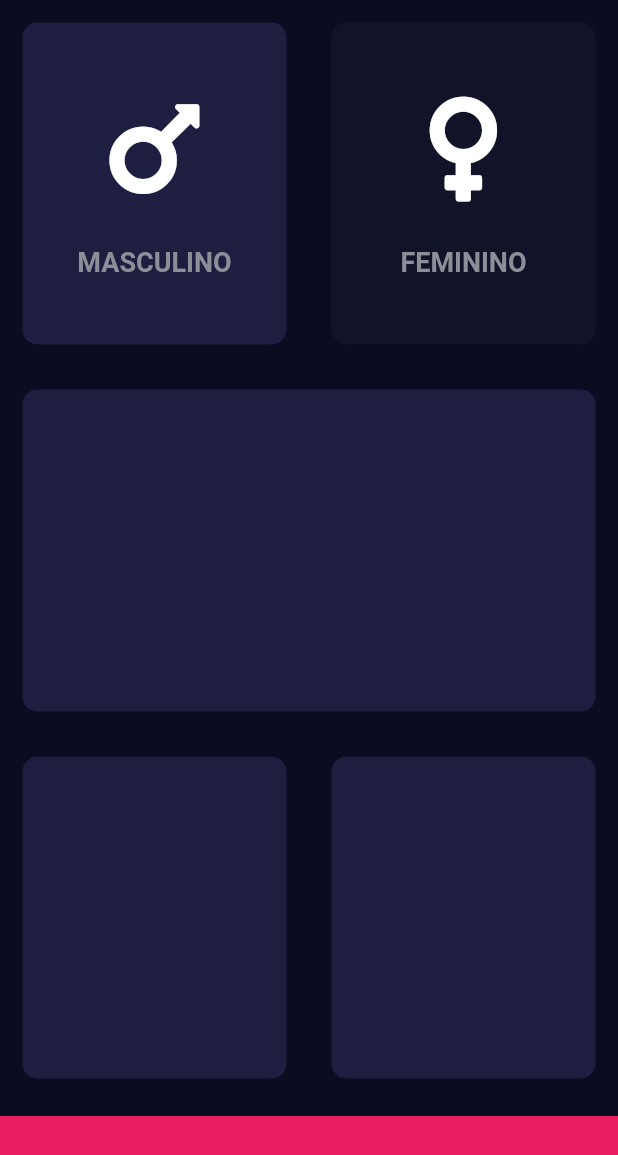
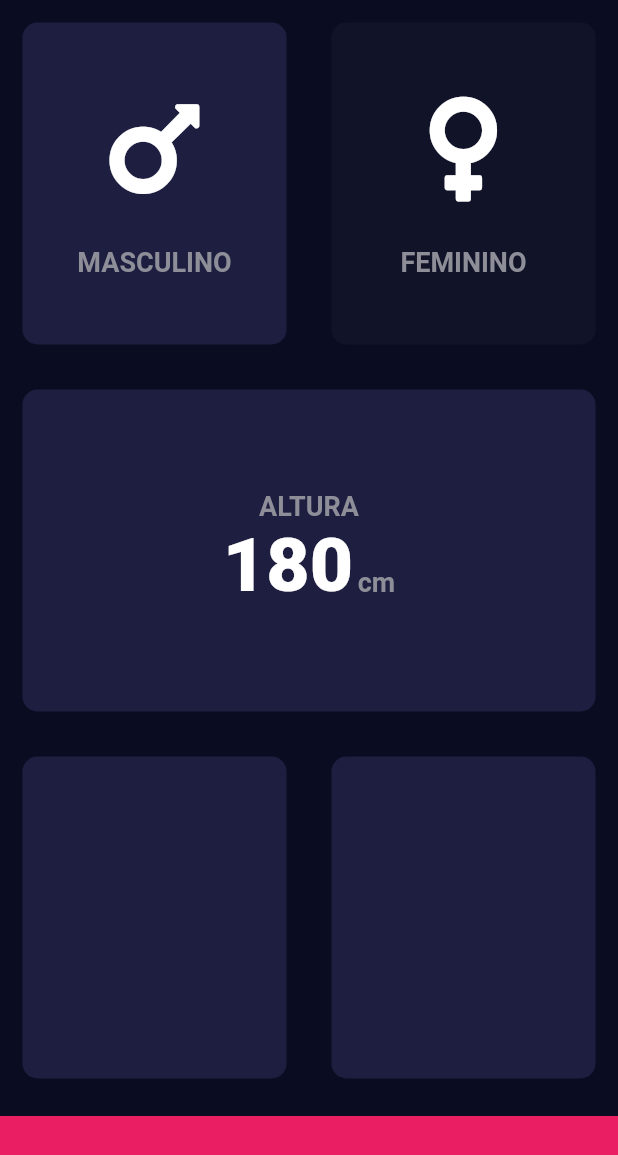
Before and after one commit to Esan2019/Flutter-BMI-Calculator, a Flutter app: the screen it shows after launch, on a phone screen of 412 x 824 dp. Shown: the top 1155 px of the screen. Run offline on Flutter 3.47's test engine with Material 2 defaults, Android fonts, the phone set to English and light mode, and no system bars; our stand-ins replace font_awesome_flutter.

Commit message:
Constants file and height card initial implementation

```diff
--- /dev/null
+++ b/lib/constants.dart
@@ -0,0 +1,8 @@
+import 'package:flutter/material.dart';
+
+const Color kActiveCardColor = Color(0xFF1D1E40);
+const Color kInactiveCardColor = Color(0xFF111328);
+const TextStyle kTextLabel = TextStyle(
+    fontSize: 18.0, color: Color(0xFF8D8E98), fontWeight: FontWeight.bold);
+const TextStyle kNumberLabel =
+    TextStyle(fontWeight: FontWeight.w900, fontSize: 50.0);
--- a/lib/icon_content.dart
+++ b/lib/icon_content.dart
@@ -1,4 +1,6 @@
 import 'package:flutter/material.dart';
+
+import 'constants.dart';
 
 class IconContent extends StatelessWidget {
   IconContent(this.icon, this.text);
@@ -20,10 +22,7 @@ class IconContent extends StatelessWidget {
         ),
         Text(
           text,
-          style: TextStyle(
-              fontSize: 18.0,
-              color: Color(0xFF8D8E98),
-              fontWeight: FontWeight.bold),
+          style: kTextLabel,
         ),
       ],
     );
--- a/lib/input_page.dart
+++ b/lib/input_page.dart
@@ -1,11 +1,9 @@
 import 'package:flutter/material.dart';
 import 'package:font_awesome_flutter/font_awesome_flutter.dart';
 
+import 'constants.dart';
 import 'default_card.dart';
 import 'icon_content.dart';
-
-const Color activeCardColor = Color(0xFF1D1E40);
-const Color inactiveCardColor = Color(0xFF111328);
 
 enum Gender { male, female }
 
@@ -23,6 +21,7 @@ class _InputPageState extends State<InputPage> {
     return Scaffold(
         body: SafeArea(
           child: Column(
+            crossAxisAlignment: CrossAxisAlignment.stretch,
             children: <Widget>[
               Expanded(
                 child: Row(
@@ -37,8 +36,8 @@ class _InputPageState extends State<InputPage> {
                         cardChild:
                         IconContent(FontAwesomeIcons.mars, 'MASCULINO'),
                         color: selectedGender == Gender.male
-                            ? activeCardColor
-                            : inactiveCardColor,
+                            ? kActiveCardColor
+                            : kInactiveCardColor,
                       ),
                     ),
                     Expanded(
@@ -51,15 +50,32 @@ class _InputPageState extends State<InputPage> {
                         cardChild:
                         IconContent(FontAwesomeIcons.venus, 'FEMININO'),
                         color: selectedGender == Gender.female
-                            ? activeCardColor
-                            : inactiveCardColor,
+                            ? kActiveCardColor
+                            : kInactiveCardColor,
                       ),
                     )
                   ],
                 ),
               ),
               Expanded(
-                child: DefaultCard(),
+                child: DefaultCard(
+                  cardChild: Column(
+                    mainAxisAlignment: MainAxisAlignment.center,
+                    children: <Widget>[
+                      Text('ALTURA', style: kTextLabel,),
+                      Row(
+                        textBaseline: TextBaseline.alphabetic,
+                        mainAxisAlignment: MainAxisAlignment.center,
+                        crossAxisAlignment: CrossAxisAlignment.baseline,
+                        children: <Widget>[
+                          Text('180', style: kNumberLabel,),
+                          SizedBox(width: 3.0,),
+                          Text('cm', style: kTextLabel,),
+                        ],
+                      )
+                    ],
+                  ),
+                ),
               ),
               Expanded(
                 child: Row(
```
